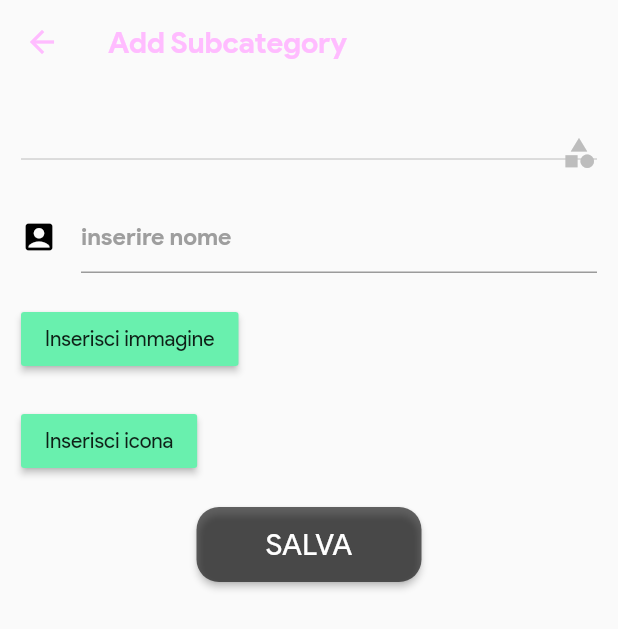
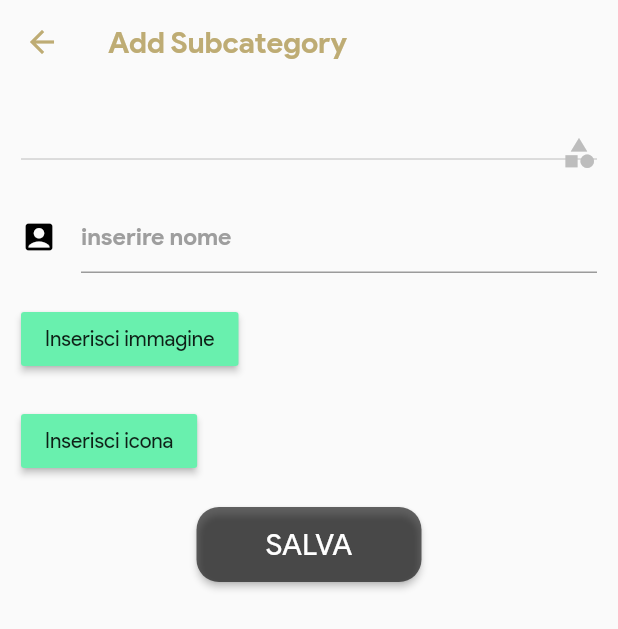
Before and after one commit to monkeybits/restaurant-template2, a Flutter app: the AddSubcategoryContainerView screen opened by its route, on a phone screen of 412 x 824 dp. Shown: the top 629 px of the screen. Run offline on Flutter 3.47's test engine with Material 2 defaults, Android fonts, the phone set to English and light mode, and no system bars; our stand-ins replace carousel_slider, cloud_firestore, connectivity, dynamic_theme, easy_localization, firebase_auth and 23 more; missing offline and left inert: apple_sign_in, braintree_payment, firebase_auth_platform_interface, flutter_facebook_login, flutter_paystack and 8 more; accounts and stored records are empty; network calls fail.

Commit message:
colors and language change

```diff
--- a/lib/config/ps_colors.dart
+++ b/lib/config/ps_colors.dart
@@ -81,9 +81,9 @@ class PsColors {
   ///
   /// Common Theme
   ///
-  static const Color _c_main_color = Color(0xFFFFBCFF);
+  static const Color _c_main_color = Color(0xFFbeac74);
   static const Color _c_main_light_color = Color(0xFFFFF3D3);
-  static const Color _c_main_dark_color = Color(0xFFDDA200);
+  static const Color _c_main_dark_color = Color(0xFF080f18);
 
   static const Color _c_white_color = Colors.white;
   static const Color _c_black_color = Colors.black;
--- a/lib/config/ps_config.dart
+++ b/lib/config/ps_config.dart
@@ -100,7 +100,7 @@ class PsConfig {
   /// ..............................................................
   ///
   static final Language defaultLanguage =
-      Language(languageCode: 'en', countryCode: 'US', name: 'English US');
+      Language(languageCode: 'it', countryCode: 'IT', name: 'Italian');
 
   static final List<Language> psSupportedLanguageList = <Language>[
     Language(languageCode: 'en', countryCode: 'US', name: 'English'),
```
